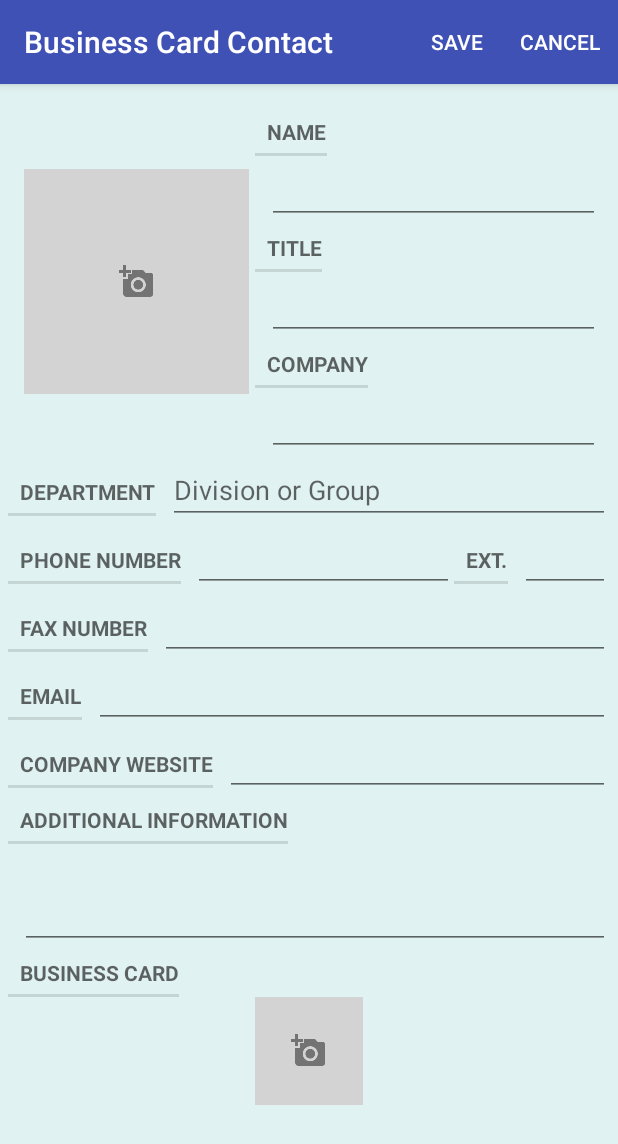
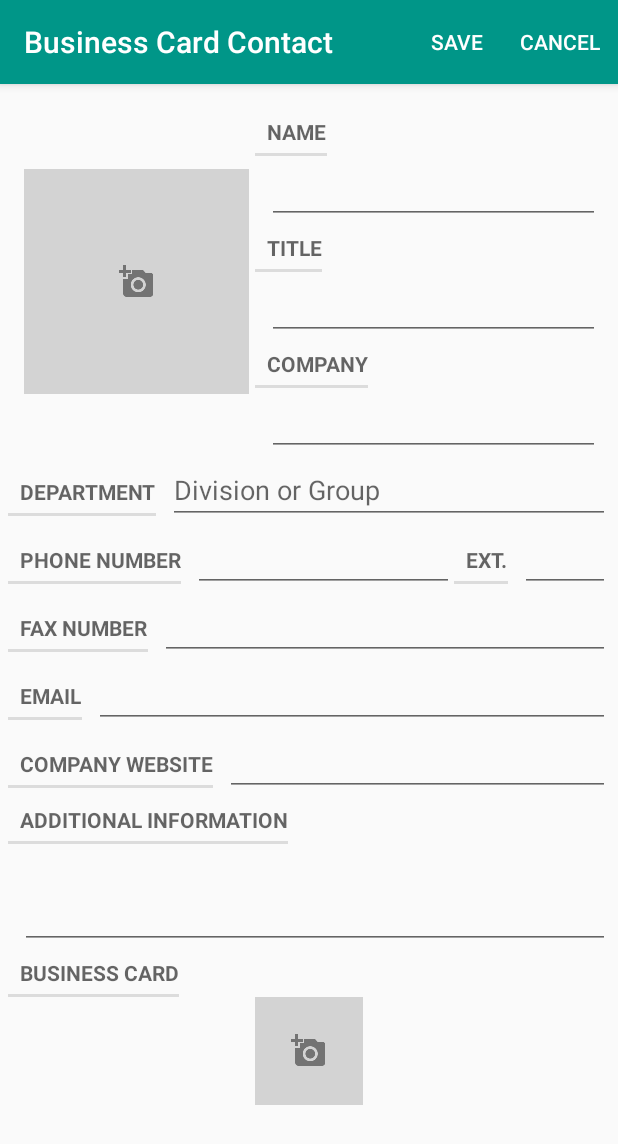
Before and after one commit to andantecantabile/BusinessCardApp, an Android app: the screen it shows after launch (ContactEditDetailActivity), after a tap on "Add New Contact", on a phone screen of 412 x 824 dp. Shown: the top 1144 px of the screen. Run offline under Robolectric (Android 15) with nearby library versions, the phone set to English and light mode, and no system bars; 3 statements that could not run were skipped.

Commit message:
Settings dialog completed; and the selected color theme is saved to the shared preferences.

```diff
--- a/BusinessCardContact/app/src/main/java/edu/pdx/ece558_fall15/alex_elizabeth/businesscardcontact/ContactListActivity.java
+++ b/BusinessCardContact/app/src/main/java/edu/pdx/ece558_fall15/alex_elizabeth/businesscardcontact/ContactListActivity.java
@@ -1,8 +1,11 @@
 package edu.pdx.ece558_fall15.alex_elizabeth.businesscardcontact;
 
+import android.app.Activity;
 import android.app.Dialog;
+import android.content.Context;
 import android.content.DialogInterface;
 import android.content.Intent;
+import android.content.SharedPreferences;
 import android.content.res.Configuration;
 import android.content.res.Resources;
 import android.graphics.Bitmap;
@@ -36,6 +39,10 @@ public class ContactListActivity extends AppCompatActivity
     private static final int REQUEST_CODE_VIEW = 0;
     private static final int REQUEST_CODE_GET_IMAGE = 1;
 
+    private int mSelectedTheme;     // stores the index of the active theme
+    private int mTmpSelectedTheme;  // stores the index of the selected theme in the settings dialog
+    private Activity mActivity; // used to reference the current activity to correctly update the theme
+
     private ContactEntry mCurrContactEntry;
 
     @LayoutRes
@@ -52,6 +59,11 @@ public class ContactListActivity extends AppCompatActivity
         super.onCreate(savedInstanceState);
         Log.d(TAG, "onCreate");
 
+        // Obtain the previously saved color theme preference, and load the activity with that theme.
+        SharedPreferences sharedPref = this.getPreferences(Context.MODE_PRIVATE);
+        int defaultColorTheme = SettingsUtils.DEFAULT_COLOR_THEME;
+        int colorTheme = sharedPref.getInt(getString(R.string.saved_color_theme), defaultColorTheme);
+        SettingsUtils.setActiveTheme(colorTheme);
         SettingsUtils.onActivityCreateSetTheme(this);   // set the activity theme
 
         setContentView(getLayoutResId());
@@ -187,53 +199,52 @@ public class ContactListActivity extends AppCompatActivity
         startActivityForResult(intent, REQUEST_CODE_GET_IMAGE);
     }
 
-    /*
     @Override
     public void onDisplaySettings() {
-
+        mActivity = this;   // save reference to the current activity
+        AlertDialog alert = createSettingsDialog();
+        alert.show();
     }
 
-    public Dialog createSettingsDialog() {
+    /**
+     * This method creates the dialog to select the Color Theme setting for the application (the selected theme will be applied to all activities).
+     */
+    public AlertDialog createSettingsDialog() {
+        mSelectedTheme = SettingsUtils.getActiveTheme();
         String[] themeList = SettingsUtils.getThemeListStr();
         AlertDialog.Builder builder = new AlertDialog.Builder(this);
         // Set the dialog title
         builder.setTitle(R.string.settings_title)
                 // Specify the list array, the items to be selected by default (null for none),
                 // and the listener through which to receive callbacks when items are selected
-                .setSingleChoiceItems()
-                .setMultiChoiceItems(R.array.toppings, null,
-                        new DialogInterface.OnMultiChoiceClickListener() {
+                .setSingleChoiceItems(themeList,mSelectedTheme,
+                        new DialogInterface.OnClickListener() {
                             @Override
-                            public void onClick(DialogInterface dialog, int which,
-                                                boolean isChecked) {
-                                if (isChecked) {
-                                    // If the user checked the item, add it to the selected items
-                                    mSelectedItems.add(which);
-                                } else if (mSelectedItems.contains(which)) {
-                                    // Else, if the item is already in the array, remove it
-                                    mSelectedItems.remove(Integer.valueOf(which));
-                                }
+                            public void onClick(DialogInterface dialog, int activeItem) {
+                                mTmpSelectedTheme = activeItem;
                             }
                         })
                         // Set the action buttons
                 .setPositiveButton(R.string.ok, new DialogInterface.OnClickListener() {
                     @Override
                     public void onClick(DialogInterface dialog, int id) {
-                        // User clicked OK, so save the mSelectedItems results somewhere
-                        // or return them to the component that opened the dialog
-                        ...
+                        mSelectedTheme = mTmpSelectedTheme; // save the newly selected theme
+                        SharedPreferences sharedPref = mActivity.getPreferences(Context.MODE_PRIVATE);
+                        SharedPreferences.Editor editor = sharedPref.edit();
+                        editor.putInt(getString(R.string.saved_color_theme), mSelectedTheme);
+                        editor.commit();
+                        SettingsUtils.changeToTheme(mActivity,mSelectedTheme);   // update the current activity
                     }
                 })
                 .setNegativeButton(R.string.cancel, new DialogInterface.OnClickListener() {
                     @Override
                     public void onClick(DialogInterface dialog, int id) {
-                        ...
+                        mTmpSelectedTheme = mSelectedTheme; // no update
                     }
                 });
 
         return builder.create();
     }
-    */
 
     @Override
     public void onDisplayAbout() {
--- a/BusinessCardContact/app/src/main/java/edu/pdx/ece558_fall15/alex_elizabeth/businesscardcontact/ContactListFragment.java
+++ b/BusinessCardContact/app/src/main/java/edu/pdx/ece558_fall15/alex_elizabeth/businesscardcontact/ContactListFragment.java
@@ -34,9 +34,9 @@ public class ContactListFragment extends Fragment
         void onContactSelected(ContactEntry ce);
         void onAddBlankContact();
         void onAddNewContactCard();
-        /*
+        ///*    // TODO_SETTINGS
         void onDisplaySettings();   // display settings selection
-        */
+        //*/
         void onDisplayAbout();      // display about information
     }
 
@@ -107,13 +107,17 @@ public class ContactListFragment extends Fragment
         inflater.inflate(R.menu.menu_contact_list, menu);   // add the "Add Contact" button options
 
         // SETTINGS/ABOUT MENU OPTIONS
+        inflater.inflate(R.menu.menu_settings, menu);   // add the settings/about button options.
+
+        /*
+        // SETTINGS/ABOUT MENU OPTIONS
         // check if the detail fragment is active.
         FragmentManager fm = getActivity().getSupportFragmentManager();
         Fragment fragment = fm.findFragmentById(R.id.detail_fragment_container);
         if(fragment == null) {  // if the detail fragment is not active, then display the menu settings.
             inflater.inflate(R.menu.menu_settings, menu);   // add the settings/about button options.
         }
-
+        */
     }
 
     @Override
@@ -130,12 +134,12 @@ public class ContactListFragment extends Fragment
                 mCallbacks.onAddNewContactCard();
                 return true;
 
-            /*
-            // SETTINGS/ABOUT MENU OPTIONS
+            ///*
+            // SETTINGS/ABOUT MENU OPTIONS - TODO_SETTINGS
             case R.id.menu_item_settings:
                 mCallbacks.onDisplaySettings();
                 return true;
-                */
+            //*/
 
             case R.id.menu_item_about:
                 mCallbacks.onDisplayAbout();
--- a/BusinessCardContact/app/src/main/java/edu/pdx/ece558_fall15/alex_elizabeth/businesscardcontact/SettingsUtils.java
+++ b/BusinessCardContact/app/src/main/java/edu/pdx/ece558_fall15/alex_elizabeth/businesscardcontact/SettingsUtils.java
@@ -13,14 +13,32 @@ import java.util.ArrayList;
 public class SettingsUtils {
     private static int sTheme;
 
-    public final static int THEME_DEFAULT = 0;
-    public final static int THEME_TEAL = 1;
-    public final static int THEME_SAGE = 2;
-    public final static int THEME_OCEAN = 3;
-    public final static int THEME_EGGPLANT = 4;
-    public final static int THEME_BUBBLEGUM = 5;
+    // assign the default theme
+    public final static int DEFAULT_COLOR_THEME = 0;
+
+    //public final static int THEME_DEFAULT = 0;
+    public final static int THEME_TEAL = 0;
+    public final static int THEME_SAGE = 1;
+    public final static int THEME_OCEAN = 2;
+    public final static int THEME_EGGPLANT = 3;
+    public final static int THEME_BUBBLEGUM = 4;
 
     private static String[] mThemeListStr = {"Teal", "Sage", "Ocean", "Eggplant", "Bubblegum"};
+
+    /**
+     * Return the currently selected theme
+     */
+    public static int getActiveTheme() {
+        return sTheme;
+    }
+
+    /**
+     * Sets the active theme.
+     * Note: This is used only in onCreate() of the first activity to retrieve savedPreferences and load the saved theme here.
+     */
+    public static void setActiveTheme(int selectedTheme) {
+        sTheme = selectedTheme;
+    }
 
     /**
      * Return the list of available themes
@@ -48,9 +66,9 @@ public class SettingsUtils {
         switch (sTheme)
         {
             default:
-            case THEME_DEFAULT:
-                activity.setTheme(R.style.AppDefaultTheme);
-                break;
+            //case THEME_DEFAULT:
+            //    activity.setTheme(R.style.AppDefaultTheme);
+            //    break;
             case THEME_TEAL:
                 activity.setTheme(R.style.AppThemeTeal);
                 break;
--- a/BusinessCardContact/app/src/main/res/menu/menu_settings.xml
+++ b/BusinessCardContact/app/src/main/res/menu/menu_settings.xml
@@ -8,10 +8,10 @@
         android:id="@+id/menu_item_settings"
         android:icon="@android:drawable/ic_menu_preferences"
         android:title="@string/menu_settings"
-        app:showAsAction="ifRoom"/>
+        app:showAsAction="never"/>
     <item
         android:id="@+id/menu_item_about"
         android:icon="@android:drawable/ic_menu_info_details"
         android:title="@string/menu_about"
-        app:showAsAction="ifRoom"/>
+        app:showAsAction="never"/>
 </menu>
--- a/BusinessCardContact/app/src/main/res/values/strings.xml
+++ b/BusinessCardContact/app/src/main/res/values/strings.xml
@@ -50,4 +50,12 @@
 
     <!-- strings for the color settings dialog -->
     <string name="settings_title">Settings</string>
+
+    <!-- common strings -->
+    <string name="ok">Ok</string>
+    <string name="cancel">Cancel</string>
+
+    <!-- Shared Preferences key strings -->
+    <string name="saved_color_theme">edu.pdx.ece558_fall15.alex_elizabeth.businesscardcontact.PREFERENCE_COLOR_THEME</string>
+    <string name="saved_color_theme_default">0</string>
 </resources>
```
